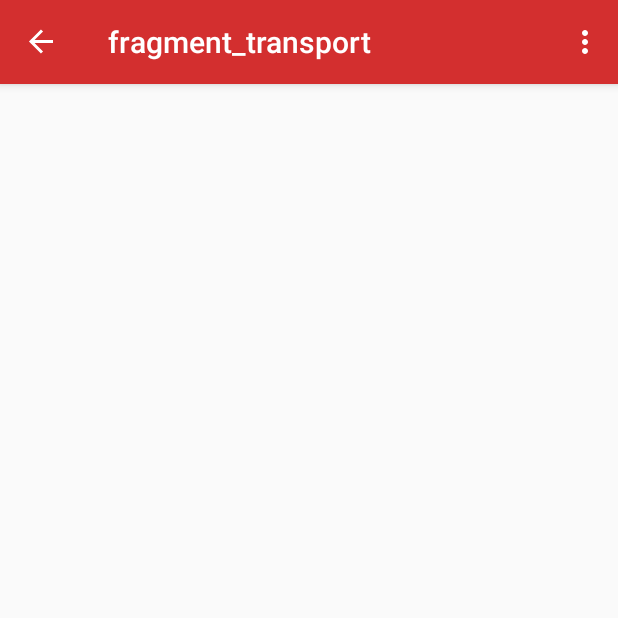
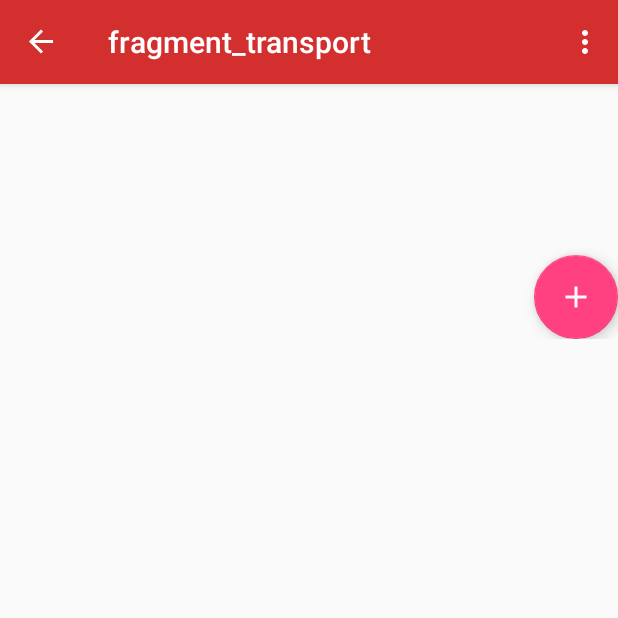
Before and after one commit to Darshpreet2000/Farmer-Portal, an Android app: the screen it shows after launch once a user with an empty profile is signed in (NavigationDrawer), in the side drawer, after a tap on "Transport", on a phone screen of 412 x 824 dp, the top half of it. Run offline under Robolectric (Android 15) with nearby library versions, the light colour scheme and no system bars; our stand-ins replace Firebase (no records; nobody signed in at launch, a user with empty details on screens opened directly), navigation-ui; libraries missing offline, so code that uses them is left out: com.firebase.ui; 1 statement that could not run was skipped.

Commit message:
Added Transport

```diff
--- a/app/src/main/java/com/example/farmer_portalnew/ui/transport.java
+++ b/app/src/main/java/com/example/farmer_portalnew/ui/transport.java
@@ -1,21 +1,53 @@
 package com.example.farmer_portalnew.ui;
 
 
+import android.content.Intent;
+import android.os.Build;
 import android.os.Bundle;
 
+import androidx.annotation.NonNull;
+import androidx.annotation.RequiresApi;
 import androidx.fragment.app.Fragment;
+import androidx.recyclerview.widget.LinearLayoutManager;
+import androidx.recyclerview.widget.RecyclerView;
 
 import android.view.LayoutInflater;
 import android.view.View;
 import android.view.ViewGroup;
+import android.widget.Button;
+import android.widget.ProgressBar;
 
+import com.example.farmer_portalnew.Adapter.TransportAdapter;
+import com.example.farmer_portalnew.Adapter.myProduct_adapter;
+import com.example.farmer_portalnew.Classes.Addproduct;
+import com.example.farmer_portalnew.Classes.TransportDetail;
+import com.example.farmer_portalnew.NavigationDrawer;
 import com.example.farmer_portalnew.R;
+import com.example.farmer_portalnew.TransportFacilty;
+import com.google.android.material.floatingactionbutton.FloatingActionButton;
+import com.google.firebase.auth.FirebaseAuth;
+import com.google.firebase.database.DataSnapshot;
+import com.google.firebase.database.DatabaseError;
+import com.google.firebase.database.DatabaseReference;
+import com.google.firebase.database.FirebaseDatabase;
+import com.google.firebase.database.ValueEventListener;
+
+import java.util.ArrayList;
+import java.util.List;
+import java.util.Objects;
 
 /**
  * A simple {@link Fragment} subclass.
  */
 public class transport extends Fragment {
+    FloatingActionButton floatingActionButton;
+    ProgressBar progressBaraddproduct;
+    DatabaseReference myRef;
+    FirebaseDatabase database;
+    private FirebaseAuth mAuth;
+    private List<TransportDetail> myproductList = new ArrayList<>();
 
+    Button button;
 
     public transport() {
         // Required empty public constructor
@@ -26,7 +58,60 @@ public class transport extends Fragment {
     public View onCreateView(LayoutInflater inflater, ViewGroup container,
                              Bundle savedInstanceState) {
         // Inflate the layout for this fragment
-        return inflater.inflate(R.layout.fragment_transport, container, false);
+        final View view= inflater.inflate(R.layout.fragment_transport, container, false);
+        mAuth = FirebaseAuth.getInstance();
+        database = FirebaseDatabase.getInstance();
+        myRef = database.getReference("transportQueries");
+        floatingActionButton=(FloatingActionButton) view.findViewById(R.id.addtransport);
+        progressBaraddproduct=view.findViewById(R.id.progressBaraddproduct);
+        final RecyclerView recyclerView=view.findViewById(R.id.TransportRecyclerView);
+        recyclerView.setLayoutManager(new LinearLayoutManager(getContext()));
+        final String[] s =new String[100];
+
+        myRef.addValueEventListener(new ValueEventListener() {
+
+            @Override
+            public void onDataChange(@NonNull DataSnapshot dataSnapshot) {
+                myproductList.clear();
+                int i=0;
+                for (DataSnapshot dataValues : dataSnapshot.getChildren()) {
+                    TransportDetail restaurantModel = dataValues.getValue(TransportDetail.class);
+                    myproductList.add(restaurantModel);
+
+
+
+
+                }
+                recyclerView.setLayoutManager(new LinearLayoutManager(getContext()));
+                TransportAdapter transportAdapter=new TransportAdapter(myproductList);
+                recyclerView.setAdapter(transportAdapter);
+                recyclerView.setHasFixedSize(true);
+
+                //recyclerView.setAdapter(new TransportAdapter(s));
+
+
+                progressBaraddproduct.setVisibility(View.GONE);
+
+            }
+
+            @Override
+            public void onCancelled(@NonNull DatabaseError databaseError) {
+
+            }
+        });
+        floatingActionButton.setOnClickListener(new View.OnClickListener() {
+            @RequiresApi(api = Build.VERSION_CODES.KITKAT)
+            @Override
+            public void onClick(View v) {
+                progressBaraddproduct.setVisibility(View.VISIBLE);
+                Intent intent =new Intent(getContext(), TransportFacilty.class);
+
+                startActivity(intent);
+
+            }
+        });
+
+        return  view;
     }
 
 }
--- a/app/src/main/res/layout/fragment_transport.xml
+++ b/app/src/main/res/layout/fragment_transport.xml
@@ -1,6 +1,44 @@
 <?xml version="1.0" encoding="utf-8"?>
-<FrameLayout xmlns:android="http://schemas.android.com/apk/res/android"
+<ScrollView xmlns:android="http://schemas.android.com/apk/res/android"
+    xmlns:app="http://schemas.android.com/apk/res-auto"
     xmlns:tools="http://schemas.android.com/tools"
     android:layout_width="match_parent"
-    android:layout_height="match_parent"
-    tools:context=".ui.transport"/>
+    android:layout_height="match_parent">
+
+    <RelativeLayout
+        android:id="@+id/relativelayouttransport"
+        android:layout_width="match_parent"
+        android:layout_height="match_parent"
+        tools:context=".ui.add_product">
+        <androidx.recyclerview.widget.RecyclerView
+            android:layout_width="match_parent"
+            android:layout_height="match_parent"
+            android:id="@+id/TransportRecyclerView"
+            >
+
+        </androidx.recyclerview.widget.RecyclerView>
+
+        <com.google.android.material.floatingactionbutton.FloatingActionButton
+            android:id="@+id/addtransport"
+            android:layout_width="wrap_content"
+            android:layout_height="wrap_content"
+            android:layout_alignParentRight="true"
+
+            android:layout_alignParentBottom="true"
+            android:layout_marginStart="20dp"
+            android:layout_marginRight="0dp"
+            android:layout_marginBottom="114dp"
+            android:clickable="true"
+            android:src="@drawable/ic_add" />
+
+        <ProgressBar
+            android:id="@+id/progressBaraddproduct"
+            style="?android:attr/progressBarStyle"
+            android:layout_width="232dp"
+            android:layout_height="37dp"
+            android:layout_below="@+id/PriceOfCrop"
+            android:layout_centerInParent="true"
+            android:visibility="invisible" />
+
+    </RelativeLayout>
+</ScrollView>
```
Also changed, not shown: app/src/main/AndroidManifest.xml (+15 -13 lines), app/src/main/java/com/example/farmer_portalnew/Adapter/TransportAdapter.java (added, +85 -0 lines), app/src/main/java/com/example/farmer_portalnew/Classes/TransportDetail.java (added, +52 -0 lines), app/src/main/java/com/example/farmer_portalnew/Classes/queryId.java (added, +19 -0 lines), app/src/main/java/com/example/farmer_portalnew/DisplayTransportDetail.java (added, +68 -0 lines), app/src/main/java/com/example/farmer_portalnew/TransportFacilty.java (added, +139 -0 lines), app/src/main/res/layout/activity_display_transport_detail.xml (added, +18 -0 lines), app/src/main/res/layout/activity_transport_facilty.xml (added, +71 -0 lines), app/src/main/res/layout/transportlist.xml (added, +15 -0 lines).
